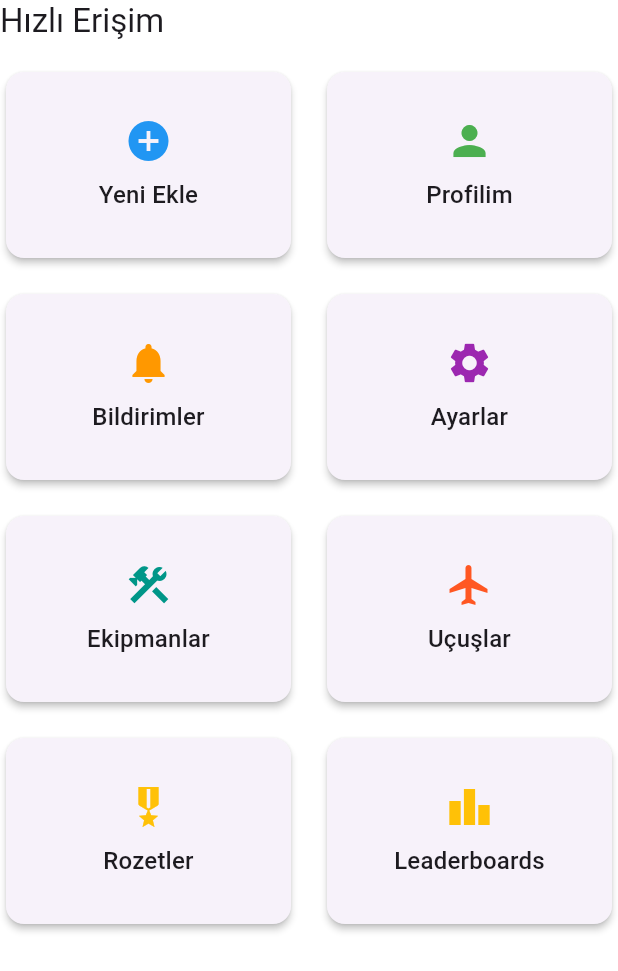
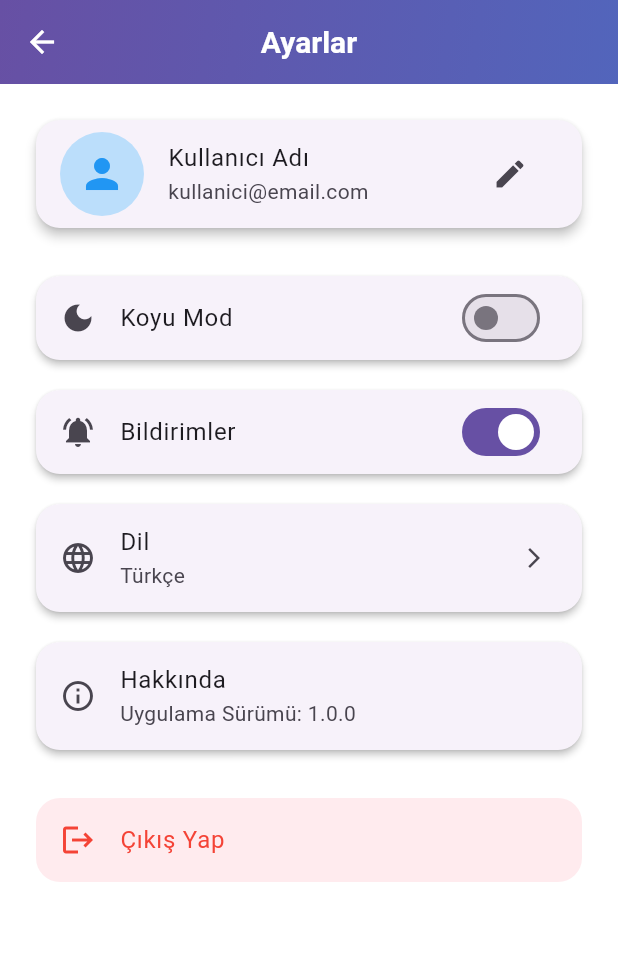
Before and after one commit to Efe-Eroglu/mapico, a Flutter app: the QuickActions widget shown alone on an empty page, opened directly, after a tap on "Ayarlar", on a phone screen of 412 x 824 dp. Shown: the top 971 px of the screen. Run offline on Flutter 3.47's test engine with Material 3 defaults, Android fonts, the light colour scheme and no system bars; our stand-ins replace flutter_dotenv, flutter_secure_storage, get, lottie; accounts and stored records are empty; network calls fail.

Commit message:
Ayarlar sayfası yapıldı

```diff
--- a/Client/lib/app/routes/app_pages.dart
+++ b/Client/lib/app/routes/app_pages.dart
@@ -18,6 +18,8 @@
 import '../../screens/leaderboard/leaderboard_binding.dart';
 import 'app_routes.dart';
 import '../../screens/flight/flight_details_binding.dart';
+import '../../screens/settings/settings_screen.dart';
+import '../../screens/settings/settings_controller.dart';
 
 class AppPages {
   static final routes = [
@@ -77,5 +79,12 @@
       page: () => const LeaderboardScreen(),
       binding: LeaderboardBinding(),
     ),
+    GetPage(
+      name: AppRoutes.SETTINGS,
+      page: () => const SettingsScreen(),
+      binding: BindingsBuilder(() {
+        Get.lazyPut<SettingsController>(() => SettingsController());
+      }),
+    ),
   ];
 }
--- a/Client/lib/screens/home/widgets/quick_actions.dart
+++ b/Client/lib/screens/home/widgets/quick_actions.dart
@@ -50,7 +50,10 @@
               'Ayarlar',
               Icons.settings,
               Colors.purple,
-              () => Get.toNamed('/settings'),
+              () {
+                print('Ayarlar butonuna tıklandı');
+                Get.toNamed('/settings');
+              },
             ),
             _buildActionCard(
               context,
--- /dev/null
+++ b/Client/lib/screens/settings/settings_controller.dart
@@ -0,0 +1,41 @@
+import 'package:get/get.dart';
+import 'dart:convert';
+import 'package:http/http.dart' as http;
+import 'package:flutter_secure_storage/flutter_secure_storage.dart';
+
+class SettingsController extends GetxController {
+  final Rxn<Map<String, dynamic>> userInfo = Rxn<Map<String, dynamic>>();
+  final RxBool isLoading = false.obs;
+
+  @override
+  void onInit() {
+    super.onInit();
+    fetchUserInfo();
+  }
+
+  Future<void> fetchUserInfo() async {
+    try {
+      isLoading.value = true;
+      const storage = FlutterSecureStorage();
+      final token = await storage.read(key: 'jwt_token');
+      if (token == null) return;
+      final response = await http.get(
+        Uri.parse('http://10.0.2.2:8000/api/v1/auth/me'),
+        headers: {'Authorization': 'Bearer $token'},
+      );
+      if (response.statusCode == 200) {
+        userInfo.value = json.decode(response.body);
+      }
+    } catch (e) {
+      print('Kullanıcı bilgisi alınamadı: $e');
+    } finally {
+      isLoading.value = false;
+    }
+  }
+
+  Future<void> logout() async {
+    const storage = FlutterSecureStorage();
+    await storage.delete(key: 'jwt_token');
+    Get.offAllNamed('/login');
+  }
+}
--- /dev/null
+++ b/Client/lib/screens/settings/settings_screen.dart
@@ -0,0 +1,118 @@
+import 'package:flutter/material.dart';
+import 'package:get/get.dart';
+import 'settings_controller.dart';
+
+class SettingsScreen extends GetView<SettingsController> {
+  const SettingsScreen({Key? key}) : super(key: key);
+
+  @override
+  Widget build(BuildContext context) {
+    return Scaffold(
+      appBar: AppBar(
+        title: const Text('Ayarlar'),
+        centerTitle: true,
+        elevation: 0,
+        flexibleSpace: Container(
+          decoration: BoxDecoration(
+            gradient: LinearGradient(
+              colors: [Theme.of(context).primaryColor, Theme.of(context).primaryColor.withOpacity(0.7)],
+              begin: Alignment.topLeft,
+              end: Alignment.bottomRight,
+            ),
+          ),
+        ),
+      ),
+      body: Obx(() {
+        if (controller.isLoading.value) {
+          return const Center(child: CircularProgressIndicator());
+        }
+        final user = controller.userInfo.value;
+        return ListView(
+          padding: const EdgeInsets.all(20),
+          children: [
+            // Profil
+            Card(
+              shape: RoundedRectangleBorder(borderRadius: BorderRadius.circular(16)),
+              elevation: 3,
+              child: ListTile(
+                leading: CircleAvatar(
+                  radius: 28,
+                  backgroundColor: Colors.blue.shade100,
+                  child: const Icon(Icons.person, size: 32, color: Colors.blue),
+                ),
+                title: Text(user?['full_name'] ?? 'Kullanıcı Adı'),
+                subtitle: Text(user?['email'] ?? 'kullanici@email.com'),
+                trailing: IconButton(
+                  icon: const Icon(Icons.edit),
+                  onPressed: () {},
+                  tooltip: 'Profili Düzenle',
+                ),
+              ),
+            ),
+            const SizedBox(height: 24),
+            // Tema
+            Card(
+              shape: RoundedRectangleBorder(borderRadius: BorderRadius.circular(16)),
+              elevation: 2,
+              child: SwitchListTile(
+                title: const Text('Koyu Mod'),
+                secondary: const Icon(Icons.dark_mode),
+                value: false, // TODO: Bağlantı ekle
+                onChanged: (val) {},
+              ),
+            ),
+            const SizedBox(height: 12),
+            // Bildirimler
+            Card(
+              shape: RoundedRectangleBorder(borderRadius: BorderRadius.circular(16)),
+              elevation: 2,
+              child: SwitchListTile(
+                title: const Text('Bildirimler'),
+                secondary: const Icon(Icons.notifications_active),
+                value: true, // TODO: Bağlantı ekle
+                onChanged: (val) {},
+              ),
+            ),
+            const SizedBox(height: 12),
+            // Dil
+            Card(
+              shape: RoundedRectangleBorder(borderRadius: BorderRadius.circular(16)),
+              elevation: 2,
+              child: ListTile(
+                leading: const Icon(Icons.language),
+                title: const Text('Dil'),
+                subtitle: const Text('Türkçe'),
+                trailing: const Icon(Icons.arrow_forward_ios, size: 16),
+                onTap: () {},
+              ),
+            ),
+            const SizedBox(height: 12),
+            // Hakkında
+            Card(
+              shape: RoundedRectangleBorder(borderRadius: BorderRadius.circular(16)),
+              elevation: 2,
+              child: ListTile(
+                leading: const Icon(Icons.info_outline),
+                title: const Text('Hakkında'),
+                subtitle: const Text('Uygulama Sürümü: 1.0.0'),
+                onTap: () {},
+              ),
+            ),
+            const SizedBox(height: 24),
+            // Çıkış
+            Card(
+              color: Colors.red.shade50,
+              shape: RoundedRectangleBorder(borderRadius: BorderRadius.circular(16)),
+              elevation: 0,
+              child: ListTile(
+                leading: const Icon(Icons.logout, color: Colors.red),
+                title: const Text('Çıkış Yap', style: TextStyle(color: Colors.red)),
+                onTap: controller.logout,
+              ),
+            ),
+          ],
+        );
+      }),
+    );
+  }
+}
```
